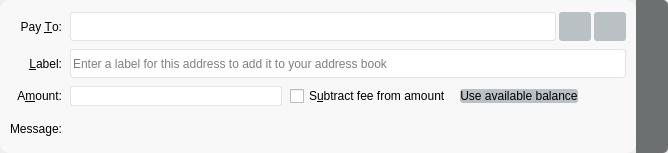
ecoinchain/ecoin, file src/qt/forms/sendcoinsentry.ui: the form before one commit.
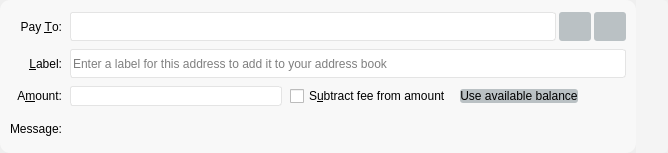
The form after the commit. Icons and pictures are not drawn. Custom widgets are drawn as their Qt base class.

Commit message: ui: sendcoinsentry background color update

Diff of the .ui file:
```diff
--- a/src/qt/forms/sendcoinsentry.ui
+++ b/src/qt/forms/sendcoinsentry.ui
@@ -26,7 +26,7 @@
 border-top-right-radius : 5px;
 border-bottom-right-radius: 5px;
 border-width: 0px;
-background-color: rgb(108, 112, 113);
+background-color:  rgb(244, 244, 244)
 }
 
 QLineEdit , BitcoinAmountField {
```
Left out of the diff: 10 changed lines with no effect on the pictures.
